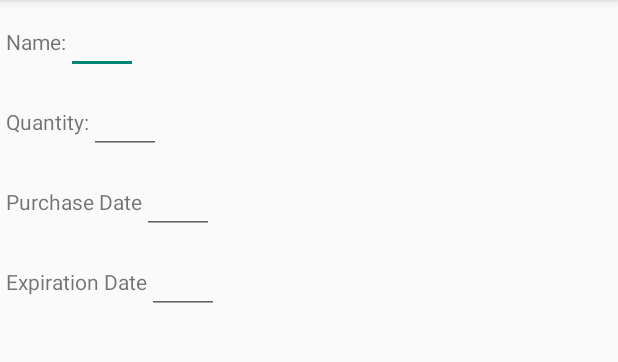
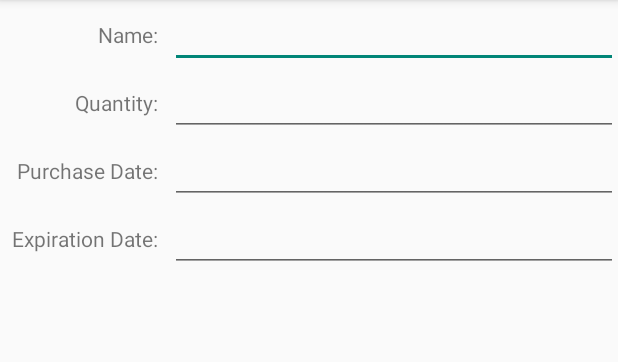
Before and after one commit to jyothri/Inventory, an Android app: the ItemEditorActivity screen opened directly, with no data from a screen before it, on a phone screen of 412 x 824 dp, the part 84-446 px from its top. Run offline under Robolectric (Android 15) with nearby library versions, the phone set to English and light mode, and no system bars.

Commit message:
Update Editor to align labels.

```diff
--- a/app/src/main/res/layout/activity_editor.xml
+++ b/app/src/main/res/layout/activity_editor.xml
@@ -16,16 +16,13 @@
         app:layout_constraintTop_toTopOf="parent"
         app:popupTheme="@style/ThemeOverlay.AppCompat.Light" />
 
-    <LinearLayout
-        android:id="@+id/editor_row1"
+    <androidx.constraintlayout.widget.Barrier
+        android:id="@+id/barrierVertical"
         android:layout_width="0dp"
-        android:layout_height="wrap_content"
-        android:layout_weight="2"
-        android:orientation="horizontal"
-        android:padding="4dp"
-        app:layout_constraintEnd_toEndOf="parent"
-        app:layout_constraintStart_toStartOf="parent"
-        app:layout_constraintTop_toBottomOf="@id/editor_toolbar">
+        android:layout_height="0dp"
+        android:orientation="vertical"
+        app:barrierDirection="end"
+        app:constraint_referenced_ids="edit_item_name_label, edit_item_quantity_label, edit_item_purchaseDate_label, edit_item_expirationDate_label" />
 
         <TextView
             android:id="@+id/edit_item_name_label"
@@ -33,30 +30,31 @@
             android:layout_height="wrap_content"
             android:text="@string/label_item_name"
             android:labelFor="@id/edit_item_name_value"
+            android:layout_margin="8dp"
+            app:layout_constraintHorizontal_bias="1"
+            app:layout_constraintEnd_toEndOf="@id/barrierVertical"
             app:layout_constraintStart_toStartOf="parent"
-            app:layout_constraintTop_toTopOf="parent" />
+            app:layout_constraintBottom_toTopOf="@id/barrier1"
+            app:layout_constraintTop_toBottomOf="@id/editor_toolbar" />
 
         <EditText
             android:id="@+id/edit_item_name_value"
-            android:layout_width="wrap_content"
+            android:layout_width="0dp"
             android:layout_height="wrap_content"
             android:importantForAutofill="no"
             android:inputType="text"
-            android:minWidth="48dp"
-            app:layout_constraintStart_toEndOf="@+id/edit_item_name_label"
-            app:layout_constraintTop_toTopOf="parent" />
-    </LinearLayout>
+            app:layout_constraintHorizontal_bias="0"
+            app:layout_constraintStart_toEndOf="@+id/barrierVertical"
+            app:layout_constraintEnd_toEndOf="parent"
+            app:layout_constraintTop_toBottomOf="@id/editor_toolbar" />
 
-    <LinearLayout
-        android:id="@+id/editor_row2"
+    <androidx.constraintlayout.widget.Barrier
+        android:id="@+id/barrier1"
         android:layout_width="0dp"
-        android:layout_height="wrap_content"
-        android:layout_weight="2"
+        android:layout_height="0dp"
         android:orientation="horizontal"
-        android:padding="4dp"
-        app:layout_constraintEnd_toEndOf="parent"
-        app:layout_constraintStart_toStartOf="parent"
-        app:layout_constraintTop_toBottomOf="@id/editor_row1">
+        app:barrierDirection="bottom"
+        app:constraint_referenced_ids="edit_item_name_label, edit_item_name_value" />
 
         <TextView
             android:id="@+id/edit_item_quantity_label"
@@ -64,30 +62,31 @@
             android:layout_height="wrap_content"
             android:text="@string/label_quantity_name"
             android:labelFor="@id/edit_item_quantity_value"
+            android:layout_margin="8dp"
+            app:layout_constraintHorizontal_bias="1"
+            app:layout_constraintBottom_toTopOf="@id/barrier2"
+            app:layout_constraintEnd_toEndOf="@id/barrierVertical"
             app:layout_constraintStart_toStartOf="parent"
-            app:layout_constraintTop_toTopOf="parent" />
+            app:layout_constraintTop_toBottomOf="@id/barrier1" />
 
         <EditText
             android:id="@+id/edit_item_quantity_value"
-            android:layout_width="wrap_content"
+            android:layout_width="0dp"
             android:layout_height="wrap_content"
             android:importantForAutofill="no"
             android:inputType="numberSigned"
-            android:minWidth="48dp"
-            app:layout_constraintStart_toEndOf="@+id/edit_item_quantity_label"
-            app:layout_constraintTop_toTopOf="parent" />
-    </LinearLayout>
+            app:layout_constraintHorizontal_bias="0"
+            app:layout_constraintStart_toEndOf="@+id/barrierVertical"
+            app:layout_constraintEnd_toEndOf="parent"
+            app:layout_constraintTop_toBottomOf="@id/barrier1" />
 
-    <LinearLayout
-        android:id="@+id/editor_row3"
+    <androidx.constraintlayout.widget.Barrier
+        android:id="@+id/barrier2"
         android:layout_width="0dp"
-        android:layout_height="wrap_content"
-        android:layout_weight="2"
+        android:layout_height="0dp"
         android:orientation="horizontal"
-        android:padding="4dp"
-        app:layout_constraintEnd_toEndOf="parent"
-        app:layout_constraintStart_toStartOf="parent"
-        app:layout_constraintTop_toBottomOf="@id/editor_row2">
+        app:barrierDirection="bottom"
+        app:constraint_referenced_ids="edit_item_quantity_label, edit_item_quantity_value" />
 
         <TextView
             android:id="@+id/edit_item_purchaseDate_label"
@@ -95,31 +94,32 @@
             android:layout_height="wrap_content"
             android:text="@string/label_purchaseDate_name"
             android:labelFor="@id/edit_item_purchaseDate_value"
+            android:layout_margin="8dp"
+            app:layout_constraintHorizontal_bias="1"
+            app:layout_constraintBottom_toTopOf="@id/barrier3"
+            app:layout_constraintEnd_toEndOf="@id/barrierVertical"
             app:layout_constraintStart_toStartOf="parent"
-            app:layout_constraintTop_toTopOf="parent" />
+            app:layout_constraintTop_toBottomOf="@id/barrier2" />
 
         <EditText
             android:id="@+id/edit_item_purchaseDate_value"
-            android:layout_width="wrap_content"
+            android:layout_width="0dp"
             android:layout_height="wrap_content"
             android:importantForAutofill="no"
             android:inputType="date"
             android:labelFor="@id/edit_item_purchaseDate_label"
-            android:minWidth="48dp"
-            app:layout_constraintStart_toEndOf="@+id/edit_item_purchaseDate_label"
-            app:layout_constraintTop_toTopOf="parent" />
-    </LinearLayout>
+            app:layout_constraintHorizontal_bias="0"
+            app:layout_constraintStart_toEndOf="@+id/barrierVertical"
+            app:layout_constraintEnd_toEndOf="parent"
+            app:layout_constraintTop_toBottomOf="@id/barrier2" />
 
-    <LinearLayout
-        android:id="@+id/editor_row4"
+    <androidx.constraintlayout.widget.Barrier
+        android:id="@+id/barrier3"
         android:layout_width="0dp"
-        android:layout_height="wrap_content"
-        android:layout_weight="2"
+        android:layout_height="0dp"
         android:orientation="horizontal"
-        android:padding="4dp"
-        app:layout_constraintEnd_toEndOf="parent"
-        app:layout_constraintStart_toStartOf="parent"
-        app:layout_constraintTop_toBottomOf="@id/editor_row3">
+        app:barrierDirection="bottom"
+        app:constraint_referenced_ids="edit_item_purchaseDate_label, edit_item_purchaseDate_value" />
 
         <TextView
             android:id="@+id/edit_item_expirationDate_label"
@@ -127,19 +127,31 @@
             android:layout_height="wrap_content"
             android:text="@string/label_expirationDate_name"
             android:labelFor="@id/edit_item_expirationDate_value"
+            android:layout_margin="8dp"
+            app:layout_constraintHorizontal_bias="1"
+            app:layout_constraintBottom_toTopOf="@id/barrier4"
+            app:layout_constraintEnd_toEndOf="@id/barrierVertical"
             app:layout_constraintStart_toStartOf="parent"
-            app:layout_constraintTop_toTopOf="parent" />
+            app:layout_constraintTop_toBottomOf="@id/barrier3" />
 
         <EditText
             android:id="@+id/edit_item_expirationDate_value"
-            android:layout_width="wrap_content"
+            android:layout_width="0dp"
             android:layout_height="wrap_content"
             android:importantForAutofill="no"
             android:inputType="date"
             android:labelFor="@id/edit_item_expirationDate_label"
-            android:minWidth="48dp"
-            app:layout_constraintStart_toEndOf="@+id/edit_item_expirationDate_label"
-            app:layout_constraintTop_toTopOf="parent" />
-    </LinearLayout>
+            app:layout_constraintHorizontal_bias="0"
+            app:layout_constraintStart_toEndOf="@+id/barrierVertical"
+            app:layout_constraintEnd_toEndOf="parent"
+            app:layout_constraintTop_toBottomOf="@id/barrier3" />
+
+    <androidx.constraintlayout.widget.Barrier
+        android:id="@+id/barrier4"
+        android:layout_width="0dp"
+        android:layout_height="0dp"
+        android:orientation="horizontal"
+        app:barrierDirection="bottom"
+        app:constraint_referenced_ids="edit_item_expirationDate_label, edit_item_expirationDate_value" />
 
 </androidx.constraintlayout.widget.ConstraintLayout>
--- a/app/src/main/res/values/strings.xml
+++ b/app/src/main/res/values/strings.xml
@@ -1,13 +1,13 @@
 <resources>
     <string name="app_name">InventoryApplication</string>
-    <string name="no_data_available">No data available.</string>
     <string name="action_delete_rows_in_db">Delete all entries</string>
     <string name="action_populate_db">Populate dummy values</string>
-    <string name="label_item_name">Name:</string>
     <string name="submit">Add Item</string>
     <string name="save">save</string>
+    <string name="no_data_available">No data available.</string>
+    <string name="label_item_name">Name:</string>
     <string name="label_quantity_name">Quantity:</string>
-    <string name="label_purchaseDate_name">Purchase Date</string>
-    <string name="label_expirationDate_name">Expiration Date</string>
+    <string name="label_purchaseDate_name">Purchase Date:</string>
+    <string name="label_expirationDate_name">Expiration Date:</string>
     <string name="rows_in_db">No. of rows in the DB: %d</string>
 </resources>
```
